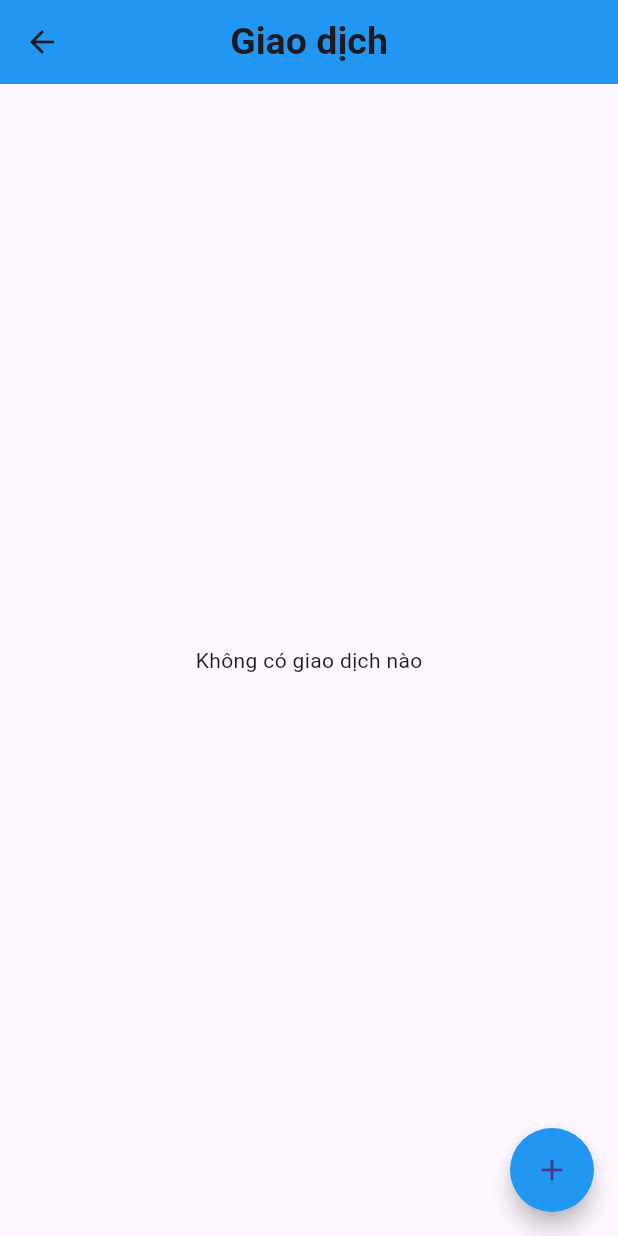
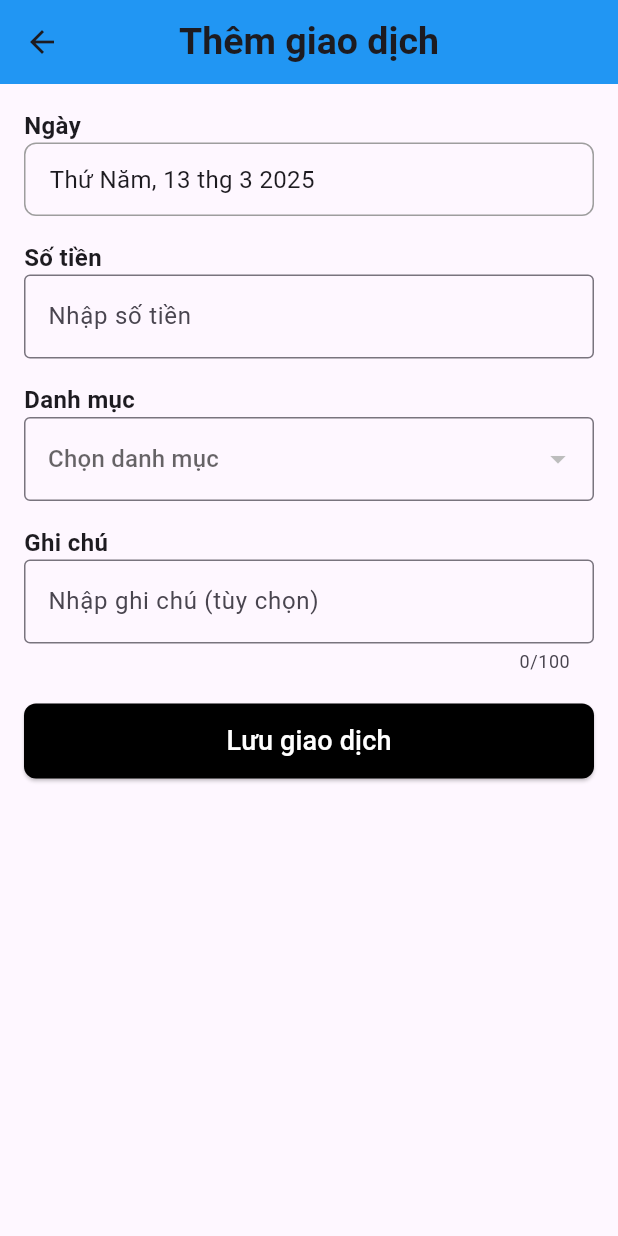
Before and after one commit to ToanCikey/AppExpense, a Flutter app: the TransactionScreen screen opened directly, after a tap on the "add" icon, on a phone screen of 412 x 824 dp. Run offline on Flutter 3.47's test engine with Material 3 defaults, Android fonts, the phone set to English and light mode, and no system bars; drawn by our look-alikes of oktoast; our stand-ins replace cloud_firestore, firebase_auth, firebase_core, google_sign_in; accounts and stored records are empty.

Commit message:
update giaodich

```diff
--- a/lib/main.dart
+++ b/lib/main.dart
@@ -9,10 +9,12 @@ import 'package:flutter/material.dart';
 import 'package:firebase_core/firebase_core.dart';
 import 'package:oktoast/oktoast.dart';
 import 'package:provider/provider.dart';
+import 'package:intl/date_symbol_data_local.dart';
 
 Future<void> main() async {
   WidgetsFlutterBinding.ensureInitialized();
   await Firebase.initializeApp();
+  await initializeDateFormatting('vi', null);
   runApp(
     MultiProvider(
       providers: [
--- a/lib/models/transactions.dart
+++ b/lib/models/transactions.dart
@@ -4,12 +4,14 @@ class Transactions {
   final String id;
   final String category_id;
   final double amount;
+  final String note;
   final DateTime? created_at;
 
   Transactions({
     required this.id,
     required this.category_id,
     required this.amount,
+    required this.note,
     required this.created_at,
   });
 
@@ -18,6 +20,7 @@ class Transactions {
       id: map['id'] ?? '',
       category_id: map['category_id'],
       amount: map['amount'],
+      note: map['note'],
       created_at:
           map['created_at'] != null
               ? (map['created_at'] as Timestamp).toDate()
@@ -30,6 +33,7 @@ class Transactions {
       'id': id,
       'category_id': category_id,
       'amount': amount,
+      'note': note,
       'created_at':
           created_at != null
               ? Timestamp.fromDate(created_at!)
--- a/lib/providers/transaction_provider.dart
+++ b/lib/providers/transaction_provider.dart
@@ -11,6 +11,7 @@ class TransactionProvider extends ChangeNotifier {
   List<Transactions> _transactions = [];
   List<Categories> _categories = [];
   List<Transactions> get transactions => _transactions;
+  List<Categories> get categories => _categories;
   final CategoryService _categoryService = CategoryService();
   final UserService _userService = UserService();
   final TransactionService _transactionService = TransactionService();
@@ -34,23 +35,29 @@ class TransactionProvider extends ChangeNotifier {
     notifyListeners();
   }
 
-  Future<void> fetchCategories() async {
+  Future<List<Categories>> fetchCategories() async {
     _isLoading = true;
     notifyListeners();
+    List<Categories> categoriesList = [];
+
     try {
       String? userId = await _userService.getID();
       if (userId == null) {
         _isLoading = false;
         notifyListeners();
-        return;
+        return [];
       }
-      _categories = await _categoryService.listCategoryByName(userId);
+      categoriesList = await _categoryService.listCategoryByName(userId);
+
+      _categories = categoriesList;
     } catch (e) {
-      _categories = [];
+      print("Lỗi khi lấy danh mục: $e");
+      categoriesList = [];
     }
 
     _isLoading = false;
     notifyListeners();
+    return categoriesList;
   }
 
   Categories getCategoryById(String categoryId) {
--- /dev/null
+++ b/lib/views/transaction/transaction_form.dart
@@ -0,0 +1,157 @@
+import 'package:doancuoiky/models/categories.dart';
+import 'package:flutter/material.dart';
+import 'package:intl/intl.dart';
+
+class TransactionForm extends StatefulWidget {
+  final List<Categories> categories;
+  const TransactionForm({super.key, required this.categories});
+
+  @override
+  State<TransactionForm> createState() => _TransactionFormState();
+}
+
+class _TransactionFormState extends State<TransactionForm> {
+  final TextEditingController _amountController = TextEditingController();
+  final TextEditingController _noteController = TextEditingController();
+  DateTime _selectedDate = DateTime.now();
+  String? _selectedCategory;
+
+  final NumberFormat currencyFormat = NumberFormat("#,### VNĐ", "vi_VN");
+
+  void _selectDate(BuildContext context) async {
+    final DateTime? picked = await showDatePicker(
+      context: context,
+      initialDate: _selectedDate,
+      firstDate: DateTime(2000),
+      lastDate: DateTime(2101),
+    );
+    if (picked != null && picked != _selectedDate) {
+      setState(() {
+        _selectedDate = picked;
+      });
+    }
+  }
+
+  void _formatAmount() {
+    String value = _amountController.text.replaceAll(RegExp(r'\D'), '');
+    if (value.isNotEmpty) {
+      setState(() {
+        _amountController.text = currencyFormat.format(int.parse(value));
+        _amountController.selection = TextSelection.collapsed(
+          offset: _amountController.text.length - 4,
+        ); // Giữ con trỏ đúng vị trí
+      });
+    }
+  }
+
+  @override
+  Widget build(BuildContext context) {
+    print("Danh sách danh mục: ${widget.categories.length}");
+    return Scaffold(
+      appBar: AppBar(
+        title: Text(
+          "Thêm giao dịch",
+          style: TextStyle(fontSize: 25, fontWeight: FontWeight.bold),
+        ),
+        backgroundColor: Colors.blue,
+        centerTitle: true,
+      ),
+      body: SingleChildScrollView(
+        child: Padding(
+          padding: EdgeInsets.all(16.0),
+          child: Column(
+            crossAxisAlignment: CrossAxisAlignment.start,
+            children: [
+              Text(
+                "Ngày",
+                style: TextStyle(fontSize: 16, fontWeight: FontWeight.bold),
+              ),
+              GestureDetector(
+                onTap: () => _selectDate(context),
+                child: Container(
+                  width: double.infinity,
+                  padding: EdgeInsets.symmetric(vertical: 12, horizontal: 16),
+                  decoration: BoxDecoration(
+                    border: Border.all(color: Colors.grey),
+                    borderRadius: BorderRadius.circular(8),
+                  ),
+                  child: Text(
+                    DateFormat('EEEE, dd MMM yyyy', 'vi').format(_selectedDate),
+                    style: TextStyle(fontSize: 16),
+                  ),
+                ),
+              ),
+              SizedBox(height: 16),
+              Text(
+                "Số tiền",
+                style: TextStyle(fontSize: 16, fontWeight: FontWeight.bold),
+              ),
+              TextField(
+                controller: _amountController,
+                keyboardType: TextInputType.number,
+                decoration: InputDecoration(
+                  border: OutlineInputBorder(),
+                  hintText: "Nhập số tiền",
+                ),
+                onChanged: (value) => _formatAmount(),
+              ),
+              SizedBox(height: 16),
+              Text(
+                "Danh mục",
+                style: TextStyle(fontSize: 16, fontWeight: FontWeight.bold),
+              ),
+              DropdownButtonFormField<String>(
+                value: _selectedCategory,
+                hint: Text("Chọn danh mục"),
+                onChanged: (String? newValue) {
+                  setState(() {
+                    _selectedCategory = newValue;
+                  });
+                },
+                items:
+                    widget.categories.map((category) {
+                      return DropdownMenuItem(
+                        value: category.id,
+                        child: Text(category.name),
+                      );
+                    }).toList(),
+                decoration: InputDecoration(border: OutlineInputBorder()),
+              ),
+              SizedBox(height: 16),
+              Text(
+                "Ghi chú",
+                style: TextStyle(fontSize: 16, fontWeight: FontWeight.bold),
+              ),
+              TextField(
+                controller: _noteController,
+                maxLength: 100,
+                decoration: InputDecoration(
+                  border: OutlineInputBorder(),
+                  hintText: "Nhập ghi chú (tùy chọn)",
+                ),
+              ),
+              SizedBox(height: 20),
+              SizedBox(
+                width: double.infinity,
+                height: 50,
+                child: ElevatedButton(
+                  style: ElevatedButton.styleFrom(
+                    backgroundColor: Colors.black,
+                    shape: RoundedRectangleBorder(
+                      borderRadius: BorderRadius.circular(8),
+                    ),
+                  ),
+                  onPressed: () {},
+                  child: const Text(
+                    "Lưu giao dịch",
+                    style: TextStyle(fontSize: 18, color: Colors.white),
+                  ),
+                ),
+              ),
+            ],
+          ),
+        ),
+      ),
+    );
+  }
+}
--- a/lib/views/transaction/transaction_screen.dart
+++ b/lib/views/transaction/transaction_screen.dart
@@ -1,8 +1,8 @@
 import 'package:doancuoiky/providers/transaction_provider.dart';
+import 'package:doancuoiky/views/transaction/transaction_form.dart';
 import 'package:flutter/material.dart';
 import 'package:intl/intl.dart';
 import 'package:provider/provider.dart';
-import 'package:doancuoiky/models/transactions.dart';
 import 'package:doancuoiky/utils/enum_type.dart';
 
 class TransactionScreen extends StatefulWidget {
@@ -26,6 +26,8 @@ class _TransactionScreenState extends State<TransactionScreen> {
 
   @override
   Widget build(BuildContext context) {
+    final tranProvider = Provider.of<TransactionProvider>(context);
+
     return Scaffold(
       appBar: AppBar(
         title: Text(
@@ -51,8 +53,8 @@ class _TransactionScreenState extends State<TransactionScreen> {
                 transaction.category_id,
               );
 
-              final categoryName = category?.name ?? "Không xác định";
-              final isIncome = category?.type == CategoryType.income;
+              final categoryName = category.name;
+              final isIncome = category.type == CategoryType.income;
 
               return Card(
                 margin: const EdgeInsets.symmetric(vertical: 8, horizontal: 16),
@@ -94,11 +96,14 @@ class _TransactionScreenState extends State<TransactionScreen> {
         },
       ),
       floatingActionButton: FloatingActionButton(
-        onPressed: () {
-          // Navigator.push(
-          //   context,
-          //   MaterialPageRoute(builder: (context) => CreateCategoryForm()),
-          // );
+        onPressed: () async {
+          final categories = await tranProvider.fetchCategories();
+          Navigator.push(
+            context,
+            MaterialPageRoute(
+              builder: (context) => TransactionForm(categories: categories),
+            ),
+          );
         },
         backgroundColor: Colors.blue,
         shape: RoundedRectangleBorder(borderRadius: BorderRadius.circular(30)),
--- a/pubspec.yaml
+++ b/pubspec.yaml
@@ -45,6 +45,7 @@ dependencies:
   uuid: ^4.2.1
   oktoast: ^3.3.2
   intl: ^0.20.2
+  intl_translation: ^0.20.1
 dev_dependencies:
   flutter_test:
     sdk: flutter
```
Also changed, not shown: pubspec.lock.
